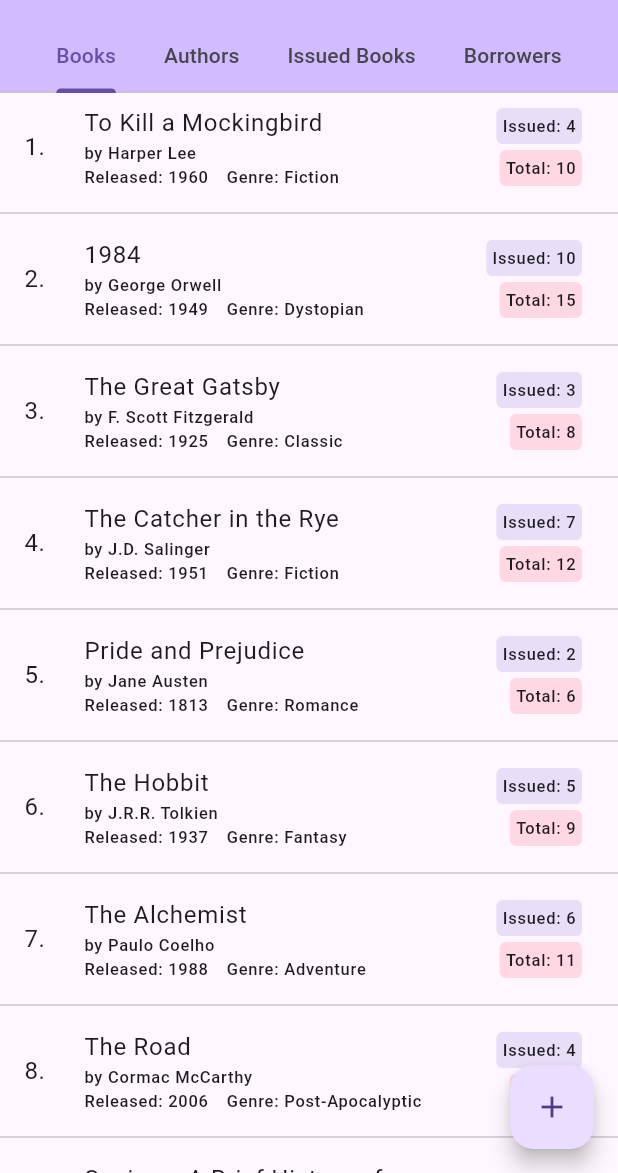
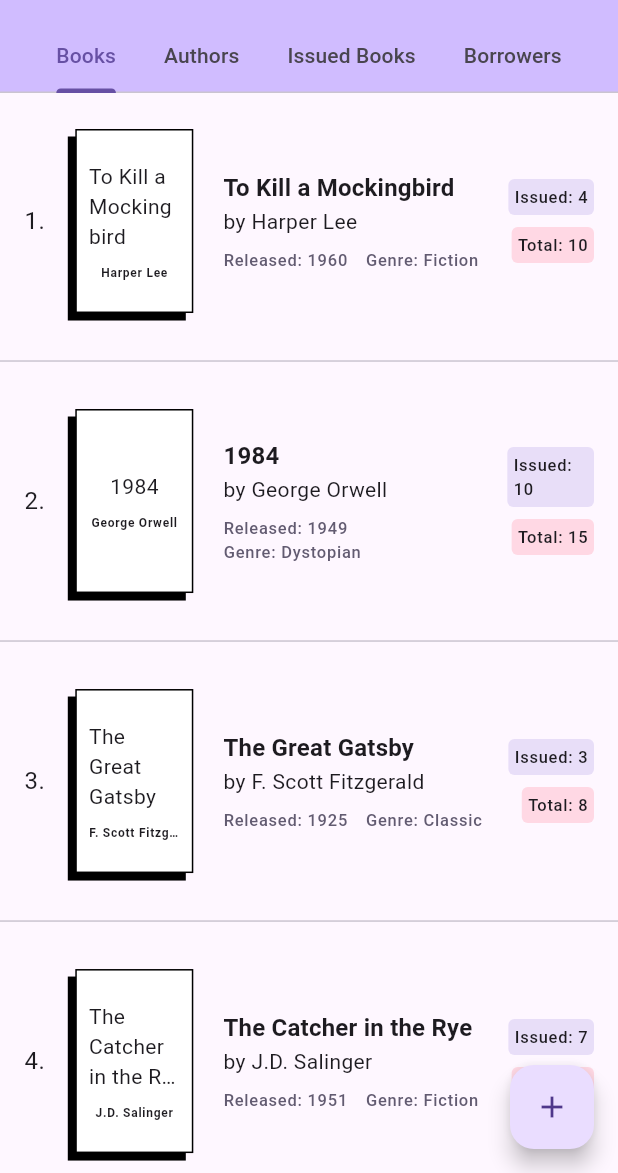
Before and after one commit to imaachman/libertad, a Flutter app: the screen it shows after launch, after a tap on the "restart alt" icon, on a phone screen of 412 x 824 dp, the part 63-1236 px from its top. Run offline on Flutter 3.47's test engine with Material 3 defaults, Android fonts, the light colour scheme and no system bars; our stand-ins replace file_picker, flutter_riverpod, isar, riverpod_annotation; accounts and stored records are empty; generated files the repository leaves out were written again.

Commit message:
Update Books List Screen UI
- Add book cover with placeholder and actual cover image implementation
- Replace ListTile widget with custom layout

```diff
--- a/lib/features/books/screens/books_screen/book_list_tile.dart
+++ b/lib/features/books/screens/books_screen/book_list_tile.dart
@@ -1,3 +1,5 @@
+import 'dart:io';
+
 import 'package:flutter/material.dart';
 import 'package:libertad/data/models/book.dart';
 import 'package:libertad/navigation/routes.dart';
@@ -11,42 +13,101 @@ class BookListTile extends StatelessWidget {
   @override
   Widget build(BuildContext context) {
     return InkWell(
-      onTap: () => Navigator.of(context).pushNamed(
-        Routes.book,
-        arguments: book,
-      ),
-      child: ListTile(
-        leading: Row(
-          mainAxisSize: MainAxisSize.min,
+      onTap: () =>
+          Navigator.of(context).pushNamed(Routes.book, arguments: book),
+      child: Padding(
+        padding: const EdgeInsets.all(16),
+        child: Row(
           children: [
             Text(
               '${index + 1}.',
               style: Theme.of(context).textTheme.bodyLarge,
             ),
-            // TODO: Add book images.
-            // const SizedBox(width: 12),
-            // Image.file(File(book.coverImage)),
-            // SizedBox(width: 36, child: const Placeholder()),
+            const SizedBox(width: 16),
+            Expanded(
+              flex: 3,
+              child: AspectRatio(
+                aspectRatio: 10 / 16,
+                child: Container(
+                  padding: const EdgeInsets.all(8),
+                  margin:
+                      const EdgeInsets.symmetric(horizontal: 4, vertical: 8),
+                  decoration: BoxDecoration(
+                    color: Colors.white,
+                    border: Border.all(),
+                    boxShadow: [BoxShadow(offset: Offset(-5, 5))],
+                  ),
+                  child: book.coverImage.isEmpty
+                      ? Column(
+                          mainAxisAlignment: MainAxisAlignment.center,
+                          children: [
+                            Text(
+                              book.title,
+                              style: Theme.of(context).textTheme.bodyMedium,
+                              maxLines: 3,
+                              overflow: TextOverflow.ellipsis,
+                            ),
+                            SizedBox(height: 8),
+                            Text(
+                              book.author.value!.name,
+                              style: Theme.of(context)
+                                  .textTheme
+                                  .labelSmall
+                                  ?.copyWith(
+                                    fontSize: 8,
+                                    fontWeight: FontWeight.bold,
+                                  ),
+                              maxLines: 1,
+                              overflow: TextOverflow.ellipsis,
+                            ),
+                          ],
+                        )
+                      : Image.file(File(book.coverImage)),
+                ),
+              ),
+            ),
+            const SizedBox(width: 16),
+            Expanded(
+              flex: 6,
+              child: Column(
+                crossAxisAlignment: CrossAxisAlignment.start,
+                children: [
+                  Text(
+                    book.title,
+                    style: Theme.of(context)
+                        .textTheme
+                        .titleMedium
+                        ?.copyWith(fontWeight: FontWeight.bold),
+                  ),
+                  Text(
+                    'by ${book.author.value?.name}',
+                    style: Theme.of(context).textTheme.bodyMedium,
+                  ),
+                  const SizedBox(height: 8),
+                  Wrap(
+                    children: [
+                      Text(
+                        'Released: ${book.releaseDate.year}',
+                        style: Theme.of(context).textTheme.labelSmall?.copyWith(
+                              color: Theme.of(context).colorScheme.secondary,
+                            ),
+                      ),
+                      const SizedBox(width: 12),
+                      Text(
+                        'Genre: ${book.genre.name}',
+                        style: Theme.of(context).textTheme.labelSmall?.copyWith(
+                              color: Theme.of(context).colorScheme.secondary,
+                            ),
+                      ),
                     ],
                   ),
-        title: Text(book.title),
-        titleTextStyle: Theme.of(context).textTheme.bodyLarge,
-        subtitle: Column(
-          crossAxisAlignment: CrossAxisAlignment.start,
-          children: [
-            Text('by ${book.author.value?.name}'),
-            Wrap(
-              children: [
-                Text('Released: ${book.releaseDate.year}'),
-                const SizedBox(width: 12),
-                Text('Genre: ${book.genre.name}'),
-              ],
-            )
                 ],
               ),
-        subtitleTextStyle: Theme.of(context).textTheme.labelSmall,
-        trailing: Column(
-          mainAxisAlignment: MainAxisAlignment.spaceAround,
+            ),
+            const SizedBox(width: 16),
+            Expanded(
+              flex: 2,
+              child: Column(
                 crossAxisAlignment: CrossAxisAlignment.end,
                 children: [
                   Container(
@@ -60,6 +121,7 @@ class BookListTile extends StatelessWidget {
                       style: Theme.of(context).textTheme.labelSmall,
                     ),
                   ),
+                  SizedBox(height: 8),
                   Container(
                     padding: const EdgeInsets.all(4),
                     decoration: BoxDecoration(
@@ -74,6 +136,9 @@ class BookListTile extends StatelessWidget {
                 ],
               ),
             ),
+          ],
+        ),
+      ),
     );
   }
 }
--- a/lib/features/books/screens/books_screen/books_screen.dart
+++ b/lib/features/books/screens/books_screen/books_screen.dart
@@ -1,5 +1,6 @@
 import 'package:flutter/material.dart';
 import 'package:flutter_riverpod/flutter_riverpod.dart';
+import 'package:libertad/core/constants/breakpoints.dart';
 import 'package:libertad/features/books/screens/books_screen/book_list_tile.dart';
 import 'package:libertad/features/books/viewmodels/books_list_viewmodel.dart';
 
@@ -15,7 +16,10 @@ class BooksPage extends ConsumerWidget {
 
     // Check for error and loading states and build the widget accordingly.
     return books.when(
-      data: (data) => ListView.separated(
+      data: (data) => Center(
+        child: Container(
+          constraints: BoxConstraints(maxWidth: kSmallPhone),
+          child: ListView.separated(
             padding: const EdgeInsets.only(bottom: 64),
             physics: BouncingScrollPhysics(),
             itemCount: data.length,
@@ -27,6 +31,8 @@ class BooksPage extends ConsumerWidget {
               );
             },
           ),
+        ),
+      ),
       error: (error, stackTrace) =>
           Center(child: Text('An unexpected error has occured.')),
       loading: () => Center(child: CircularProgressIndicator()),
```
Lines whose indentation alone changed are shown as unchanged.
